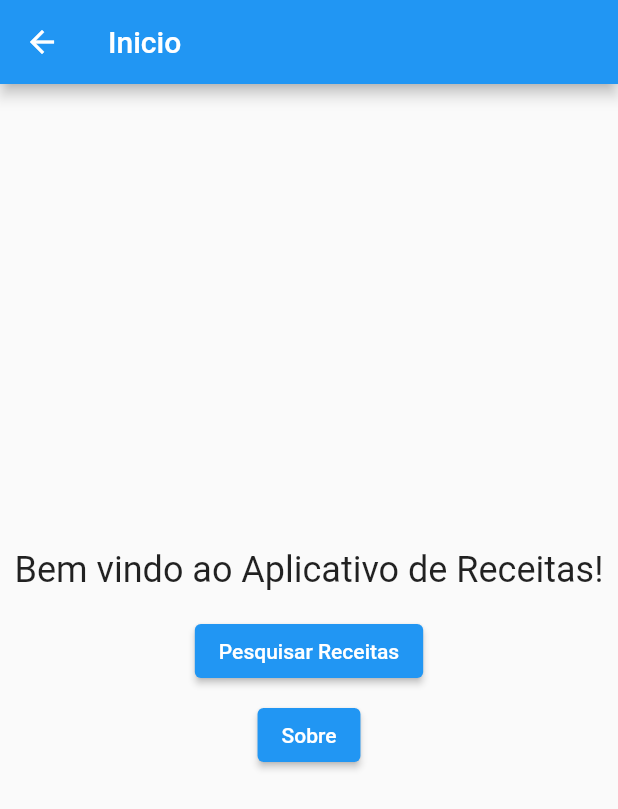
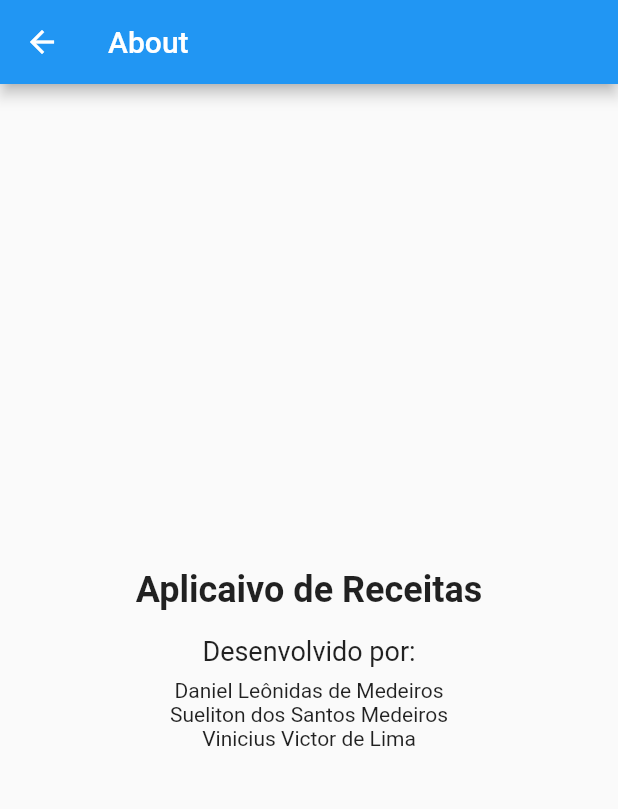
Before and after one commit to 20200120712/AppReceitasFlutter, a Flutter app: the InicioPage screen opened directly, after a tap on "Sobre", on a phone screen of 412 x 824 dp. Shown: the top 809 px of the screen. Run offline on Flutter 3.47's test engine with Material 2 defaults, Android fonts, the phone set to English and light mode, and no system bars; network calls fail.

Commit message:
Correção de erros na funcionalidade "run"

```diff
--- a/Spoonacular/lib/main.dart
+++ b/Spoonacular/lib/main.dart
@@ -14,7 +14,12 @@
       theme: ThemeData(
         primarySwatch: Colors.blue,
       ),
-      home: PesquisarReceitasPage(),
+            initialRoute: '/',
+      routes: {
+        '/': (context) => InicioPage(),
+        '/search': (context) => PesquisarReceitasPage(),
+        '/about': (context) => AboutPage(),
+      }
     );
   }
 }
@@ -138,15 +143,15 @@
             Image.network(recipeDetails['image']),
             SizedBox(height: 16),
             Text(
-              'Ingredients:',
+              'Ingredientes:',
               style: TextStyle(fontSize: 18, fontWeight: FontWeight.bold),
             ),
             SizedBox(height: 8),
             Expanded(
               child: ListView.builder(
-                itemCount: recipeDetails['extendedIngredientes'].length,
+                itemCount: recipeDetails['extendedIngredients'].length,
                 itemBuilder: (context, index) {
-                  return Text('- ${recipeDetails['extendedIngredientes'][index]['original']}');
+                  return Text('- ${recipeDetails['extendedIngredients'][index]['original']}');
                 },
               ),
             ),
@@ -156,3 +161,34 @@
     );
   }
 }
+
+class AboutPage extends StatelessWidget {
+  @override
+  Widget build(BuildContext context) {
+    return Scaffold(
+      appBar: AppBar(
+        title: Text('About'),
+      ),
+      body: Center(
+        child: Column(
+          mainAxisAlignment: MainAxisAlignment.center,
+          children: [
+            Text(
+              'Aplicaivo de Receitas',
+              style: TextStyle(fontSize: 24, fontWeight: FontWeight.bold),
+            ),
+            SizedBox(height: 16),
+            Text(
+              'Desenvolvido por:',
+              style: TextStyle(fontSize: 18),
+            ),
+            SizedBox(height: 8),
+            Text('Daniel Leônidas de Medeiros'),
+            Text('Sueliton dos Santos Medeiros'),
+            Text('Vinicius Victor de Lima'),
+          ],
+        ),
+      ),
+    );
+  }
+}
```
Also changed, not shown: Spoonacular/analysis_options.yaml (added, +29 -0 lines), Spoonacular/pubspec.yaml (+2 -6 lines), 124 other files.
